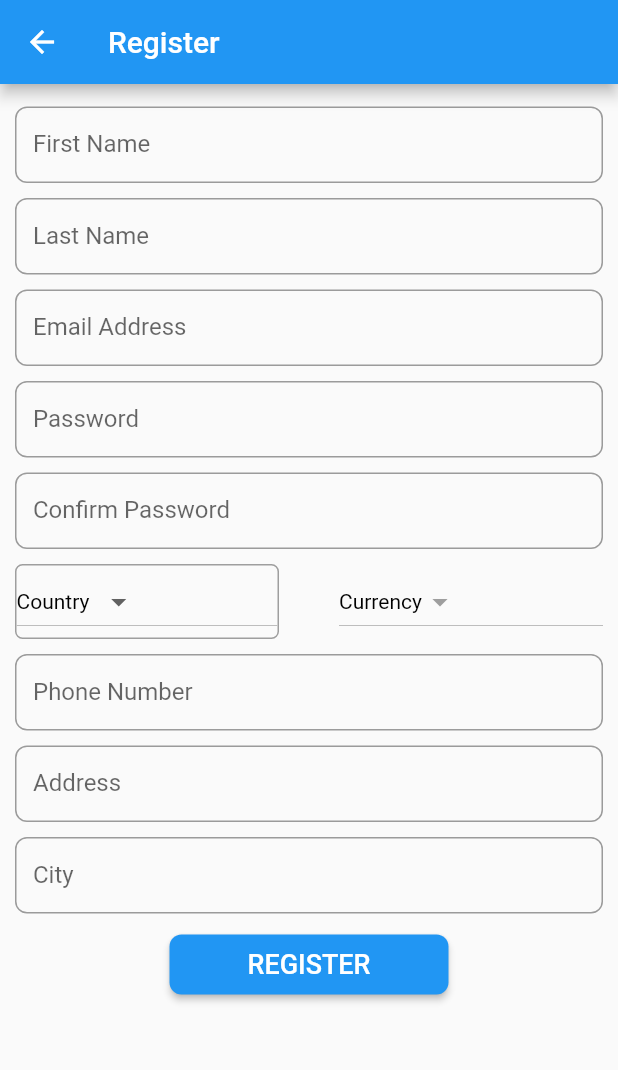
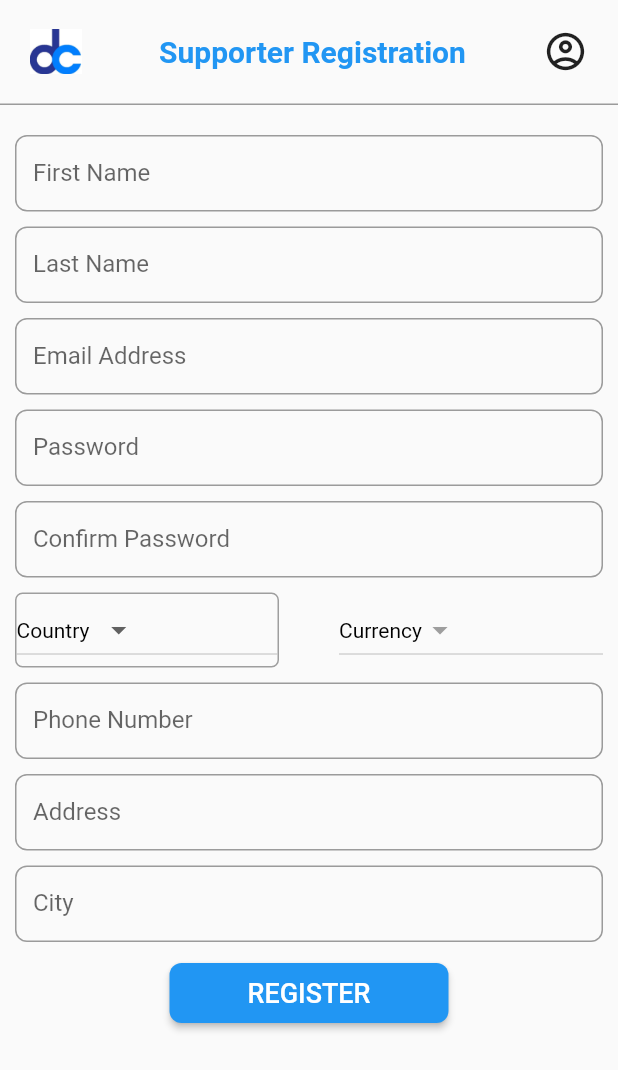
Before and after one commit to Brian1011/DiaspoCare, a Flutter app: the RegistrationScreen screen opened by its route, on a phone screen of 412 x 824 dp. Shown: the top 1070 px of the screen. Run offline on Flutter 3.47's test engine with Material 2 defaults, Android fonts, the phone set to English and light mode, and no system bars; our stand-ins replace dio, fluttertoast, hive, hive_flutter; accounts and stored records are empty; generated files the repository leaves out were written again.

Commit message:
app bar details

```diff
--- a/lib/screens/authentication_screens/registration_screen.dart
+++ b/lib/screens/authentication_screens/registration_screen.dart
@@ -1,6 +1,7 @@
 import 'package:diaspo_care/services/auth_service.dart';
 import 'package:diaspo_care/widgets/centered_button.dart';
 import 'package:diaspo_care/widgets/circular_material_spinner.dart';
+import 'package:diaspo_care/widgets/custom_appbar.dart';
 import 'package:diaspo_care/widgets/rounded_textfield.dart';
 import 'package:flutter/cupertino.dart';
 import 'package:flutter/material.dart';
@@ -69,15 +70,17 @@ class _RegistrationScreenState extends State<RegistrationScreen> {
     Size size = MediaQuery.of(context).size;
 
     return Scaffold(
-      appBar: AppBar(
-        title: Text('Register'),
-      ),
-      body: Padding(
-          padding: EdgeInsets.all(10),
+      body: SafeArea(
           child: PageView(
         physics: NeverScrollableScrollPhysics(),
         children: [
-              ListView(
+          Column(
+            children: [
+              CustomAppBar(),
+              Expanded(
+                child: Padding(
+                  padding: EdgeInsets.all(10),
+                  child: ListView(
                     children: [
                       SizedBox(height: spacing / 2),
                       RoundedTextField(
@@ -134,8 +137,8 @@ class _RegistrationScreenState extends State<RegistrationScreen> {
                               child: DropdownButton<String>(
                                 value: selectedCountry,
                                 style: TextStyle(color: Colors.white),
-                            items: countries
-                                .map<DropdownMenuItem<String>>((String value) {
+                                items: countries.map<DropdownMenuItem<String>>(
+                                    (String value) {
                                   return DropdownMenuItem<String>(
                                     value: value,
                                     child: Text(
@@ -146,8 +149,8 @@ class _RegistrationScreenState extends State<RegistrationScreen> {
                                 }).toList(),
                                 hint: Text(
                                   "Country",
-                              style:
-                                  TextStyle(color: Colors.black, fontSize: 14),
+                                  style: TextStyle(
+                                      color: Colors.black, fontSize: 14),
                                 ),
                                 onChanged: (String value) {
                                   setState(() {
@@ -164,8 +167,8 @@ class _RegistrationScreenState extends State<RegistrationScreen> {
                               value: selectedCurrency,
                               style: TextStyle(color: Colors.white),
                               iconEnabledColor: Colors.grey,
-                          items: currencies
-                              .map<DropdownMenuItem<String>>((String value) {
+                              items: currencies.map<DropdownMenuItem<String>>(
+                                  (String value) {
                                 return DropdownMenuItem<String>(
                                   value: value,
                                   child: Text(
@@ -235,6 +238,10 @@ class _RegistrationScreenState extends State<RegistrationScreen> {
                           }),
                     ],
                   ),
+                ),
+              ),
+            ],
+          ),
         ],
       )),
     );
--- a/lib/widgets/custom_appbar.dart
+++ b/lib/widgets/custom_appbar.dart
@@ -0,0 +1,37 @@
+import 'package:flutter/cupertino.dart';
+import 'package:flutter/material.dart';
+
+class CustomAppBar extends StatelessWidget {
+  const CustomAppBar({
+    Key key,
+  }) : super(key: key);
+
+  @override
+  Widget build(BuildContext context) {
+    return Container(
+        height: 70,
+        padding: EdgeInsets.symmetric(horizontal: 20, vertical: 10),
+        margin: EdgeInsets.only(bottom: 5),
+        decoration: BoxDecoration(
+            border: Border(
+          bottom: BorderSide(width: 1, color: Colors.black38),
+        )),
+        child: Row(
+          mainAxisAlignment: MainAxisAlignment.spaceBetween,
+          children: [
+            Image.asset('assets/DC_logo_small.jpg', height: 30),
+            Text(
+              'Supporter Registration',
+              style: TextStyle(
+                  fontWeight: FontWeight.bold,
+                  fontSize: 20,
+                  color: Colors.blue),
+            ),
+            Icon(
+              Icons.account_circle_outlined,
+              size: 30,
+            )
+          ],
+        ));
+  }
+}
```
Lines whose indentation alone changed are shown as unchanged.
